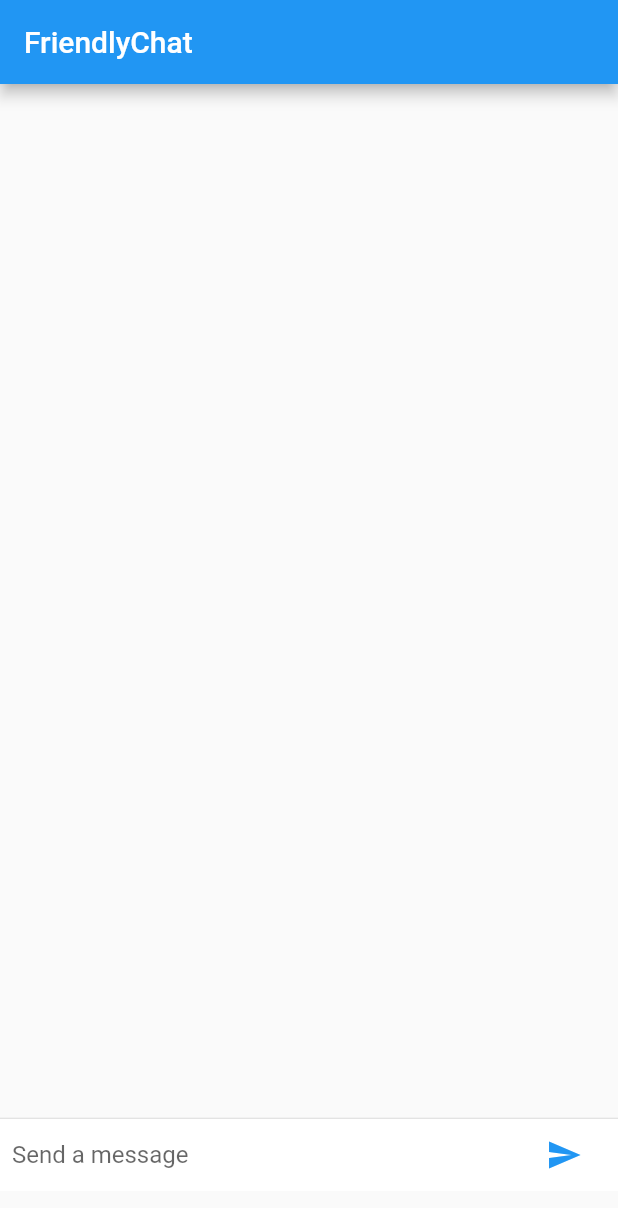
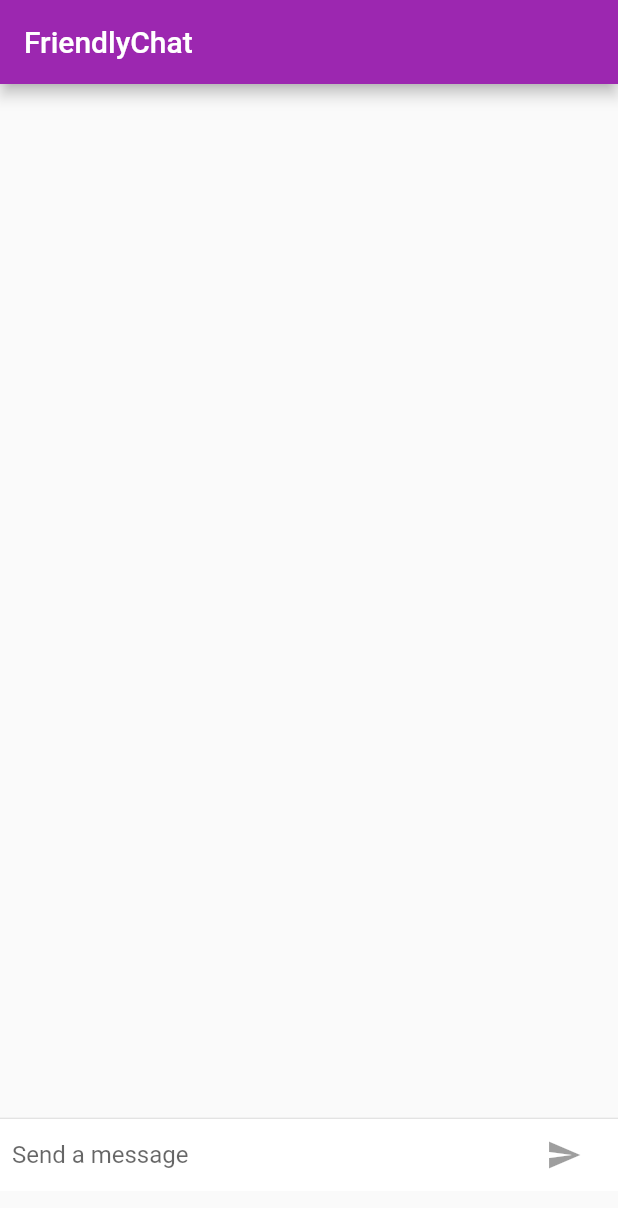
Before and after one commit to mori-9547/friendly_chat, a Flutter app: the screen it shows after launch, on a phone screen of 412 x 824 dp. Shown: the top 1208 px of the screen. Run offline on Flutter 3.47's test engine with Material 2 defaults, Android fonts, the phone set to English and light mode, and no system bars.

Commit message:
feat UI switching according to OS

```diff
--- a/lib/main.dart
+++ b/lib/main.dart
@@ -1,3 +1,5 @@
+import 'package:flutter/cupertino.dart';
+import 'package:flutter/foundation.dart';
 import 'package:flutter/material.dart';
 
 void main() {
@@ -5,6 +7,17 @@ void main() {
     const FriendlyChatApp(),
   );
 }
+
+final ThemeData kIOSTheme = ThemeData(
+  primarySwatch: Colors.orange,
+  primaryColor: Colors.grey[100],
+  primaryColorBrightness: Brightness.light,
+);
+
+final ThemeData kDefaultTheme = ThemeData(
+  colorScheme: ColorScheme.fromSwatch(primarySwatch: Colors.purple)
+      .copyWith(secondary: Colors.orangeAccent[400]),
+);
 
 String _name = 'Your Name';
 
@@ -15,20 +28,31 @@ class FriendlyChatApp extends StatelessWidget {
 
   @override
   Widget build(BuildContext context) {
-    return const MaterialApp(title: 'FriendlyChat', home: ChatScreen());
+    return MaterialApp(
+        title: 'FriendlyChat',
+        theme: defaultTargetPlatform == TargetPlatform.iOS
+            ? kIOSTheme
+            : kDefaultTheme,
+        home: const ChatScreen());
   }
 }
 
 class ChatMessage extends StatelessWidget {
   const ChatMessage({
     required this.text,
+    required this.animationController,
     Key? key,
   }) : super(key: key);
-  final String text; // Chapter7
+  final String text;
+  final AnimationController animationController;
 
   @override
   Widget build(BuildContext context) {
-    return Container(
+    return SizeTransition(
+      sizeFactor:
+          CurvedAnimation(parent: animationController, curve: Curves.easeOut),
+      axisAlignment: 0.0,
+      child: Container(
         margin: const EdgeInsets.symmetric(vertical: 10.0),
         child: Row(
           crossAxisAlignment: CrossAxisAlignment.start,
@@ -37,7 +61,8 @@ class ChatMessage extends StatelessWidget {
               margin: const EdgeInsets.only(right: 16.0),
               child: CircleAvatar(child: Text(_name[0])),
             ),
-          Column(
+            Expanded(
+              child: Column(
                 crossAxisAlignment: CrossAxisAlignment.start,
                 children: [
                   Text(_name, style: Theme.of(context).textTheme.headline4),
@@ -47,7 +72,9 @@ class ChatMessage extends StatelessWidget {
                   ),
                 ],
               ),
+            ),
           ],
+        ),
       ),
     );
   }
@@ -60,17 +87,20 @@ class ChatScreen extends StatefulWidget {
   State<ChatScreen> createState() => _ChatScreenState();
 }
 
-class _ChatScreenState extends State<ChatScreen> {
+class _ChatScreenState extends State<ChatScreen> with TickerProviderStateMixin {
   final List<ChatMessage> _messages = [];
   final _textController = TextEditingController();
   final FocusNode _focusNode = FocusNode();
+  bool _isComposing = false;
   @override
   Widget build(BuildContext context) {
     return Scaffold(
       appBar: AppBar(
         title: const Text('FriendlyChat'),
+        elevation: Theme.of(context).platform == TargetPlatform.iOS ? 0.0 : 4.0,
       ),
-        body: Column(
+      body: Container(
+        child: Column(
           children: [
             Flexible(
               child: ListView.builder(
@@ -87,7 +117,15 @@ class _ChatScreenState extends State<ChatScreen> {
               child: _buildTextComposer(),
             )
           ],
-        ));
+        ),
+        decoration: Theme.of(context).platform == TargetPlatform.iOS
+            ? BoxDecoration(
+                border: Border(
+                top: BorderSide(color: Colors.grey[200]!),
+              ))
+            : null,
+      ),
+    );
   }
 
   Widget _buildTextComposer() {
@@ -100,7 +138,12 @@ class _ChatScreenState extends State<ChatScreen> {
             Flexible(
               child: TextField(
                 controller: _textController,
-                onSubmitted: _handleSubmitted,
+                onChanged: (text) {
+                  setState(() {
+                    _isComposing = text.isNotEmpty;
+                  });
+                },
+                onSubmitted: _isComposing ? _handleSubmitted : null,
                 decoration:
                     const InputDecoration.collapsed(hintText: 'Send a message'),
                 focusNode: _focusNode,
@@ -108,10 +151,19 @@ class _ChatScreenState extends State<ChatScreen> {
             ),
             Container(
                 margin: const EdgeInsets.symmetric(horizontal: 4.0),
-              child: IconButton(
-                  onPressed: () => _handleSubmitted(_textController.text),
-                  icon: const Icon(Icons.send)),
+                child: Theme.of(context).platform == TargetPlatform.iOS
+                    ? CupertinoButton(
+                        child: const Text('send'),
+                        onPressed: _isComposing
+                            ? () => _handleSubmitted(_textController.text)
+                            : null,
                       )
+                    : IconButton(
+                        icon: const Icon(Icons.send),
+                        onPressed: _isComposing
+                            ? () => _handleSubmitted(_textController.text)
+                            : null,
+                      ))
           ],
         ),
       ),
@@ -120,12 +172,28 @@ class _ChatScreenState extends State<ChatScreen> {
 
   void _handleSubmitted(String text) {
     _textController.clear();
+    setState(() {
+      _isComposing = false;
+    });
     var message = ChatMessage(
       text: text,
+      animationController: AnimationController(
+        duration: const Duration(milliseconds: 700),
+        vsync: this,
+      ),
     );
     setState(() {
       _messages.insert(0, message);
     });
     _focusNode.requestFocus();
+    message.animationController.forward();
+  }
+
+  @override
+  void dispose() {
+    for (var message in _messages) {
+      message.animationController.dispose();
+    }
+    super.dispose();
   }
 }
```
Lines whose indentation alone changed are shown as unchanged.
